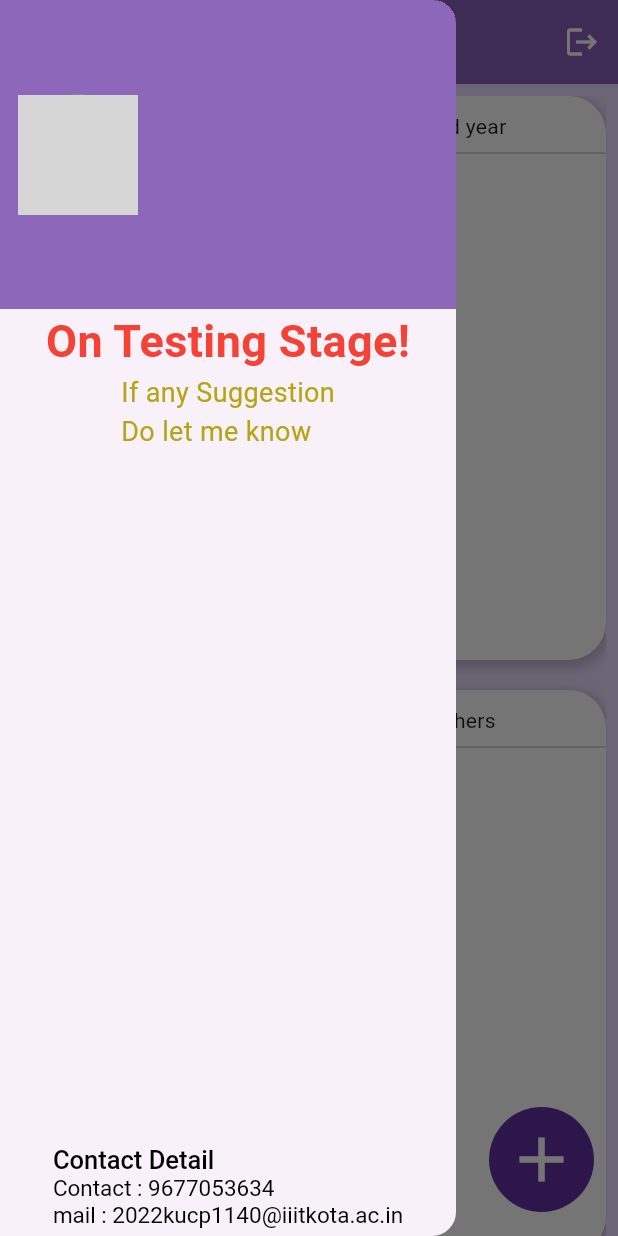
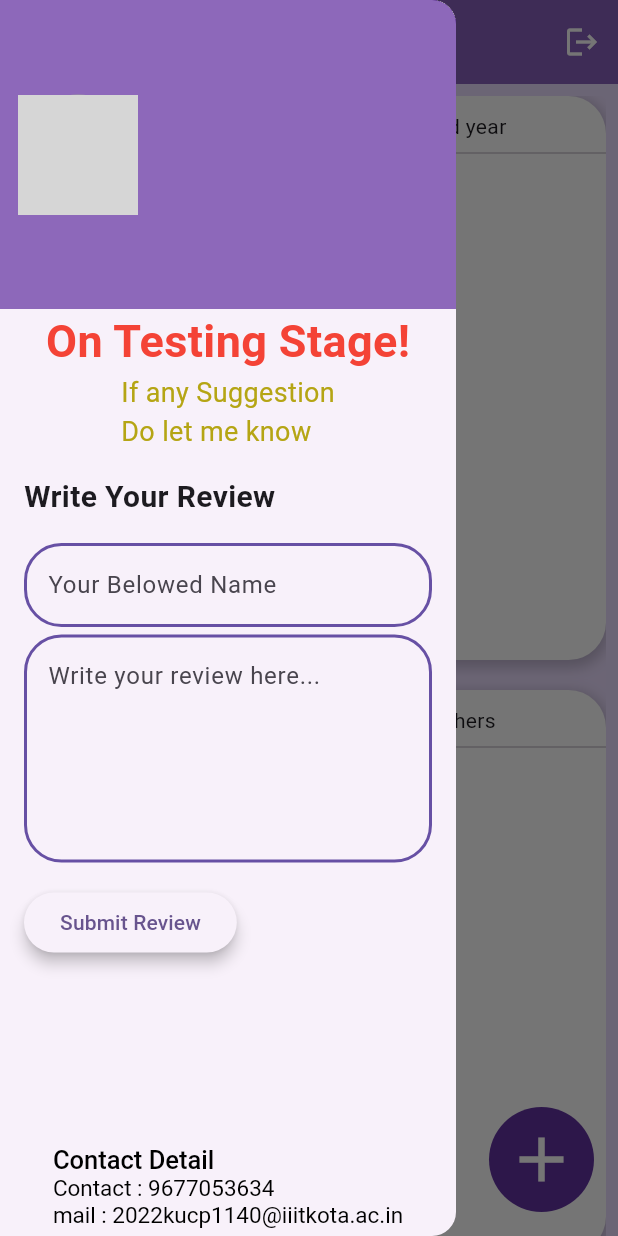
Before and after one commit to arjunsakthi/arc_inventory, a Flutter app: the screen it shows once a user with an empty profile is signed in, with the side drawer open, on a phone screen of 412 x 824 dp. Run offline on Flutter 3.47's test engine with Material 3 defaults, Android fonts, the light colour scheme and no system bars; our stand-ins replace cloud_firestore, firebase_auth, firebase_core, flutter_riverpod, sqflite; missing offline and left inert: dart:ffi; accounts and stored records are empty; network calls fail; grey boxes are pictures that could not be loaded.

Commit message:
Working app with firebase integeration one problem if something is chnged in firebase without our knowlege it changes data

```diff
--- a/lib/modals/item.dart
+++ b/lib/modals/item.dart
@@ -27,7 +27,7 @@ class Item {
 
   Map<String, dynamic> toMap() {
     return {
-      "compList": compList.map((component) => component.toMap()).toList(),
+      "compList": compList.map((component) => component.toMap()).toList(), // list of (component name and quantity) map
       "studName": studName,
       "studRollNo": studRollNo,
       "key": key,
--- a/lib/resource/auth.dart
+++ b/lib/resource/auth.dart
@@ -10,8 +10,8 @@ class Authenticate {
         .collection('users')
         .doc(userid!.uid)
         .get();
-    print(userData.data());
-    return userData.data()! ;
+    // print(userData.data());
+    return userData.data()!;
   }
 
   Future<String> login(String email, String password) async {
--- /dev/null
+++ b/lib/resource/storage.dart
@@ -0,0 +1,5 @@
+import 'package:cloud_firestore/cloud_firestore.dart';
+
+class FireStore {
+  final _fireStore = FirebaseFirestore.instance;
+}
--- a/lib/screens/main_screen.dart
+++ b/lib/screens/main_screen.dart
@@ -4,8 +4,10 @@ import 'package:arc_inventory/resource/auth.dart';
 import 'package:arc_inventory/resource/data_provider.dart';
 import 'package:arc_inventory/screens/auth_screen.dart';
 import 'package:arc_inventory/screens/loading_screen.dart';
+import 'package:arc_inventory/widgets/drawer.dart';
 import 'package:arc_inventory/widgets/edit_widget.dart';
 import 'package:arc_inventory/widgets/grid_widget.dart';
+import 'package:cloud_firestore/cloud_firestore.dart';
 import 'package:flutter/material.dart';
 import 'package:flutter_riverpod/flutter_riverpod.dart';
 
@@ -20,7 +22,7 @@ class MainScreen extends ConsumerStatefulWidget {
 
 class _MainScreenState extends ConsumerState<MainScreen>
     with SingleTickerProviderStateMixin {
-  late Map<String, dynamic> userData;
+  Map<String, dynamic>? userData;
   List<Item>? _listBucket = [];
   late AnimationController _anim;
   bool _whetherInitialised = false;
@@ -80,94 +82,31 @@ class _MainScreenState extends ConsumerState<MainScreen>
 
   @override
   Widget build(BuildContext context) {
-    // ref.watch(studentDataProvider);
+    bool _connection = false;
+    return StreamBuilder(
+        stream:
+            FirebaseFirestore.instance.collection("MainDocument").snapshots(),
+        builder: (ctx, snap) {
+          if (snap.connectionState == ConnectionState.active) {
+            _connection = true;
+          }
+          if (snap.connectionState == ConnectionState.waiting) {
+            _connection = false;
+          }
+          ref.read(studentDataProvider.notifier).connectionReport(_connection);
+          if (_connection == true) {
+            final data = snap.data!.docs;
+            final datamod = data.map((e) => e.data()).toList();
+            ref.read(studentDataProvider.notifier).recieveData(datamod);
+            // print(datamod);
+            // print('object');
+          }
           return Scaffold(
             drawer: Container(
               child: SafeArea(
-          child: Drawer(
-            child: Column(
-                crossAxisAlignment: CrossAxisAlignment.center,
-                mainAxisAlignment: MainAxisAlignment.start,
-                children: [
-                  _whetherInitialised
-                      ? Container(
-                          height: MediaQuery.of(context).size.height / 4,
-                          color: Color.fromARGB(153, 69, 12, 144),
-                          padding: EdgeInsets.only(left: 12),
-                          child: Row(
-                            mainAxisAlignment: MainAxisAlignment.start,
-                            children: [
-                              CircleAvatar(
-                                radius: 40,
-                                backgroundColor: Colors.grey,
-                                foregroundImage: NetworkImage(
-                                  userData['image']!,
-                                ),
-                              ),
-                              SizedBox(width: 5),
-                              Column(
-                                mainAxisSize: MainAxisSize.min,
-                                mainAxisAlignment: MainAxisAlignment.end,
-                                crossAxisAlignment: CrossAxisAlignment.start,
-                                children: [
-                                  Text(
-                                    userData['name']!,
-                                    style: TextStyle(fontSize: 24),
-                                  ),
-                                  Text(
-                                    userData['role']!,
-                                    style: TextStyle(fontSize: 18),
-                                  ),
-                                ],
-                              ),
-                            ],
-                          ),
-                        )
-                      : CircularProgressIndicator(),
-                  Expanded(
-                    child: Container(
-                      child: Center(
-                        child: Column(
-                          children: [
-                            Text(
-                              "On Testing Stage!",
-                              style: TextStyle(
-                                  fontSize: 30,
-                                  color: Colors.red,
-                                  fontWeight: FontWeight.bold),
-                            ),
-                            Text(
-                              "If any Suggestion\nDo let me know",
-                              style: TextStyle(
-                                  fontSize: 18,
-                                  color: Color.fromARGB(255, 181, 165, 20)),
-                            ),
-                          ],
-                        ),
-                      ),
-                    ),
-                  ),
-                  Container(
-                    padding: EdgeInsets.only(bottom: 5),
-                    child: RichText(
-                      text: TextSpan(
-                          style: TextStyle(
-                            fontSize: 15.0,
-                            color: Colors.black,
-                          ),
-                          children: [
-                            TextSpan(
-                              text: "Contact Detail\n",
-                              style: TextStyle(
-                                  fontSize: 17, fontWeight: FontWeight.w500),
-                            ),
-                            TextSpan(
-                                text:
-                                    "Contact : 9677053634\nmail : 2022kucp1140@iiitkota.ac.in")
-                          ]),
-                    ),
-                  )
-                ]),
+                child: Drawerstate(
+                  userData: userData,
+                  whetherInitialised: _whetherInitialised,
                 ),
               ),
             ),
@@ -225,5 +164,6 @@ class _MainScreenState extends ConsumerState<MainScreen>
               ),
             ),
           );
+        });
   }
 }
--- /dev/null
+++ b/lib/widgets/drawer.dart
@@ -0,0 +1,183 @@
+import 'package:arc_inventory/resource/data_provider.dart';
+import 'package:cloud_firestore/cloud_firestore.dart';
+import 'package:flutter/material.dart';
+import 'package:flutter_riverpod/flutter_riverpod.dart';
+
+class Drawerstate extends ConsumerStatefulWidget {
+  Drawerstate(
+      {super.key, required this.whetherInitialised, required this.userData});
+  final bool whetherInitialised;
+  final Map<String, dynamic>? userData;
+
+  @override
+  ConsumerState<Drawerstate> createState() => _DrawerstateState();
+}
+
+class _DrawerstateState extends ConsumerState<Drawerstate> {
+  late TextEditingController _review;
+  late TextEditingController _name;
+
+  @override
+  void initState() {
+    // TODO: implement initState
+    super.initState();
+    _review = TextEditingController();
+    _name = TextEditingController();
+  }
+
+  @override
+  void dispose() {
+    // TODO: implement dispose
+    super.dispose();
+    _review.dispose();
+    _name.dispose();
+  }
+
+  @override
+  Widget build(BuildContext context) {
+    bool connection = ref.read(studentDataProvider.notifier).connectionStatus;
+
+    return Drawer(
+      child: Column(
+          crossAxisAlignment: CrossAxisAlignment.center,
+          mainAxisAlignment: MainAxisAlignment.start,
+          children: [
+            widget.whetherInitialised
+                ? Container(
+                    height: MediaQuery.of(context).size.height / 4,
+                    color: Color.fromARGB(153, 69, 12, 144),
+                    padding: EdgeInsets.only(left: 12),
+                    child: Row(
+                      mainAxisAlignment: MainAxisAlignment.start,
+                      children: [
+                        CircleAvatar(
+                          radius: 40,
+                          backgroundColor: Colors.grey,
+                          foregroundImage: NetworkImage(
+                            widget.userData!['image']!,
+                          ),
+                        ),
+                        SizedBox(width: 5),
+                        Column(
+                          mainAxisSize: MainAxisSize.min,
+                          mainAxisAlignment: MainAxisAlignment.end,
+                          crossAxisAlignment: CrossAxisAlignment.start,
+                          children: [
+                            Text(
+                              widget.userData!['name']!,
+                              style: TextStyle(fontSize: 24),
+                            ),
+                            Text(
+                              widget.userData!['role']!,
+                              style: TextStyle(fontSize: 18),
+                            ),
+                          ],
+                        ),
+                      ],
+                    ),
+                  )
+                : CircularProgressIndicator(),
+            Container(
+              child: Center(
+                child: Column(
+                  children: [
+                    Text(
+                      "On Testing Stage!",
+                      style: TextStyle(
+                          fontSize: 30,
+                          color: Colors.red,
+                          fontWeight: FontWeight.bold),
+                    ),
+                    Text(
+                      "If any Suggestion\nDo let me know",
+                      style: TextStyle(
+                          fontSize: 18,
+                          color: Color.fromARGB(255, 181, 165, 20)),
+                    ),
+                  ],
+                ),
+              ),
+            ),
+            Container(
+              child: Padding(
+                padding: const EdgeInsets.all(16.0),
+                child: Column(
+                  crossAxisAlignment: CrossAxisAlignment.start,
+                  children: <Widget>[
+                    Text(
+                      'Write Your Review',
+                      style:
+                          TextStyle(fontSize: 20, fontWeight: FontWeight.bold),
+                    ),
+                    SizedBox(height: 16),
+                    TextField(
+                      controller: _name,
+                      decoration: InputDecoration(
+                        hintText: 'Your Belowed Name',
+                      ),
+                    ),
+                    SizedBox(height: 5),
+                    TextField(
+                      controller: _review,
+                      maxLines: 5,
+                      decoration: InputDecoration(
+                        border: OutlineInputBorder(),
+                        hintText: 'Write your review here...',
+                      ),
+                    ),
+                    SizedBox(height: 16),
+                    ElevatedButton(
+                      onPressed: connection
+                          ? () async {
+                              // Get the review text from the text controller
+                              String reviewText = _review.text;
+                              String nameText = _name.text;
+                              bool connectionstatus = ref
+                                  .read(studentDataProvider.notifier)
+                                  .connectionStatus;
+                              if (connectionstatus) {
+                                await FirebaseFirestore.instance
+                                    .collection("Review")
+                                    .doc(nameText)
+                                    .set(
+                                  {"Response": reviewText},
+                                );
+                              }
+                              // Process the review text, save it, or perform any other action
+
+                              // Clear the text field after submitting
+                              _review.clear();
+                            }
+                          : null,
+                      style: ElevatedButton.styleFrom(elevation: 4),
+                      child: Text('Submit Review'),
+                    ),
+                  ],
+                ),
+              ),
+            ),
+            Spacer(),
+            Container(
+              padding: EdgeInsets.only(bottom: 5),
+              child: RichText(
+                text: TextSpan(
+                    style: TextStyle(
+                      fontSize: 15.0,
+                      color: Colors.black,
+                    ),
+                    children: [
+                      TextSpan(
+                        text: "Contact Detail\n",
+                        style: TextStyle(
+                            fontSize: 17, fontWeight: FontWeight.w500),
+                      ),
+                      TextSpan(
+                          text:
+                              "Contact : 9677053634\nmail : 2022kucp1140@iiitkota.ac.in")
+                    ]),
+              ),
+            )
+          ]),
+    );
+  }
+}
--- a/lib/widgets/list_widget.dart
+++ b/lib/widgets/list_widget.dart
@@ -23,8 +23,8 @@ class ListWidget extends ConsumerWidget {
 
   @override
   Widget build(BuildContext context, WidgetRef ref) {
-    print(idx);
-    print('object123');
+    // print(idx);
+    // print('object123');
     List<Item> data1 =
         ref.watch(studentDataProvider.notifier).itemOfCategory(type);
     print(data1[idx].studName);
```
Also changed, not shown: lib/resource/data_provider.dart (+96 -10 lines), lib/screens/edit_screen.dart (+10 -3 lines), lib/widgets/edit_widget.dart (+12 -3 lines), 1 other file. Lines whose indentation alone changed are shown as unchanged.
